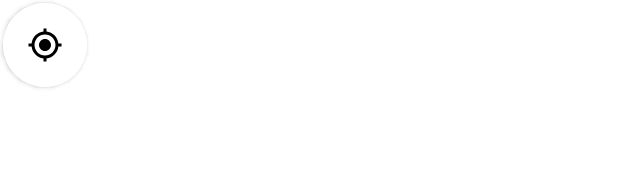
After one commit to bmartinez55/DVSoftware, an Android app built with Jetpack Compose: the layout current_location_menu_layout.xml on its own in the app's theme, with its tools: preview values and no code run, on a phone screen of 412 x 824 dp. The commit adds this screen. Shown: the top 192 px of the screen. Run offline under Robolectric (Android 15) with nearby library versions, the phone set to English and light mode, and no system bars.

Commit message:
[DV-16] :rocket: add current location menu button to map

```diff
--- a/FayucaFinder/src/main/java/el/dv/fayucafinder/feature/map/FayucaFinderMapViewEvent.kt
+++ b/FayucaFinder/src/main/java/el/dv/fayucafinder/feature/map/FayucaFinderMapViewEvent.kt
@@ -11,6 +11,7 @@ sealed class FayucaFinderMapViewEvent {
     data class CheckIfPermissionIsGranted(val permission: Permission) : FayucaFinderMapViewEvent()
     data class RequestForPermissionReceived(val permission: Permission, val permissionResult: PermissionResult) : FayucaFinderMapViewEvent()
     data class MapInteractedByUser(val interactionType: NavigationMapInteractionType) : FayucaFinderMapViewEvent()
+    object CurrentLocationMenuClick : FayucaFinderMapViewEvent()
 
     // Lifecycle associated ViewEvents
     object GetLocation : FayucaFinderMapViewEvent()
--- a/FayucaFinder/src/main/java/el/dv/fayucafinder/util/Const.kt
+++ b/FayucaFinder/src/main/java/el/dv/fayucafinder/util/Const.kt
@@ -1,6 +1,10 @@
 package el.dv.fayucafinder.util
 
 object Const {
+    // Map Constants
+    const val CITY_SELECTION_ZOOM_LEVEL = 10f
+    const val CURRENT_LOCATION_SELECTION_ZOOM_LEVEL = 14f
+
     // Notification Constants
     const val FAYUCA_FINDER_MAIN_NOTIFICATION_CHANNEL_ID = "FAYUCA_FINDER_MAIN_NOTIFICATION_CHANNEL_ID"
     const val FAYUCA_FINDER_MAIN_NOTIFICATION_CHANNEL_NAME = "Fayuca Finder Notifications"
--- /dev/null
+++ b/FayucaFinder/src/main/res/layout/current_location_menu_layout.xml
@@ -0,0 +1,35 @@
+<?xml version="1.0" encoding="utf-8"?>
+<layout
+    xmlns:android="http://schemas.android.com/apk/res/android"
+    xmlns:tools="http://schemas.android.com/tools"
+    xmlns:app="http://schemas.android.com/apk/res-auto"
+    tools:context="el.dv.fayucafinder.feature.map.FayucaFinderMapFragment">
+
+    <data>
+        <import type="el.dv.fayucafinder.feature.map.FayucaFinderMapVM" />
+        <import type="el.dv.fayucafinder.feature.map.FayucaFinderMapViewEvent" />
+        <import type="el.dv.fayucafinder.feature.map.FayucaFinderMapViewEvent.CurrentLocationMenuClick" />
+
+        <variable
+            name="vm"
+            type="el.dv.fayucafinder.feature.map.FayucaFinderMapVM" />
+    </data>
+
+    <com.google.android.material.button.MaterialButton
+        android:id="@+id/current_location_button"
+        android:layout_width="60dp"
+        android:layout_height="60dp"
+        android:elevation="@dimen/view_elevation_24dp"
+        android:insetLeft="2dp"
+        android:insetTop="2dp"
+        android:insetRight="2dp"
+        android:insetBottom="2dp"
+        android:backgroundTint="?attr/background"
+        android:onClick="@{() -> vm.handleEvent(FayucaFinderMapViewEvent.CurrentLocationMenuClick.INSTANCE)}"
+        app:cornerRadius="50dp"
+        app:icon="@drawable/ic_current_location_icon"
+        app:iconGravity="textStart"
+        app:iconPadding="0dp"
+        app:iconTint="?attr/colorOnBackground" />
+
+</layout>
--- a/FayucaFinder/src/main/res/values/themes.xml
+++ b/FayucaFinder/src/main/res/values/themes.xml
@@ -13,7 +13,7 @@
         <item name="android:statusBarColor">@color/black</item>
         <!-- Customize your theme here. -->
         <item name="background">@color/white</item>
-        <item name="colorOnBackground">@color/grey_500</item>
+        <item name="colorOnBackground">@color/black</item>
         <item name="colorError">@color/red</item>
         <item name="colorSurface">@color/white</item>
         <item name="colorOnSurface">@color/grey_500</item>
--- /dev/null
+++ b/xml-uikit/src/main/res/drawable/ic_current_location_icon.xml
@@ -0,0 +1,5 @@
+<vector android:height="24dp" android:tint="#000000"
+    android:viewportHeight="24" android:viewportWidth="24"
+    android:width="24dp" xmlns:android="http://schemas.android.com/apk/res/android">
+    <path android:fillColor="@android:color/white" android:pathData="M12,8c-2.21,0 -4,1.79 -4,4s1.79,4 4,4 4,-1.79 4,-4 -1.79,-4 -4,-4zM20.94,11c-0.46,-4.17 -3.77,-7.48 -7.94,-7.94L13,1h-2v2.06C6.83,3.52 3.52,6.83 3.06,11L1,11v2h2.06c0.46,4.17 3.77,7.48 7.94,7.94L11,23h2v-2.06c4.17,-0.46 7.48,-3.77 7.94,-7.94L23,13v-2h-2.06zM12,19c-3.87,0 -7,-3.13 -7,-7s3.13,-7 7,-7 7,3.13 7,7 -3.13,7 -7,7z"/>
+</vector>
```
Also changed, not shown: FayucaFinder/src/main/java/el/dv/fayucafinder/feature/map/FayucaFinderMapFragment.kt (+16 -2 lines), FayucaFinder/src/main/java/el/dv/fayucafinder/feature/map/FayucaFinderMapState.kt (+7 -1 lines), FayucaFinder/src/main/java/el/dv/fayucafinder/feature/map/FayucaFinderMapVM.kt (+23 -3 lines), FayucaFinder/src/main/res/layout/fayuca_finder_map_layout.xml (+14 -0 lines).
